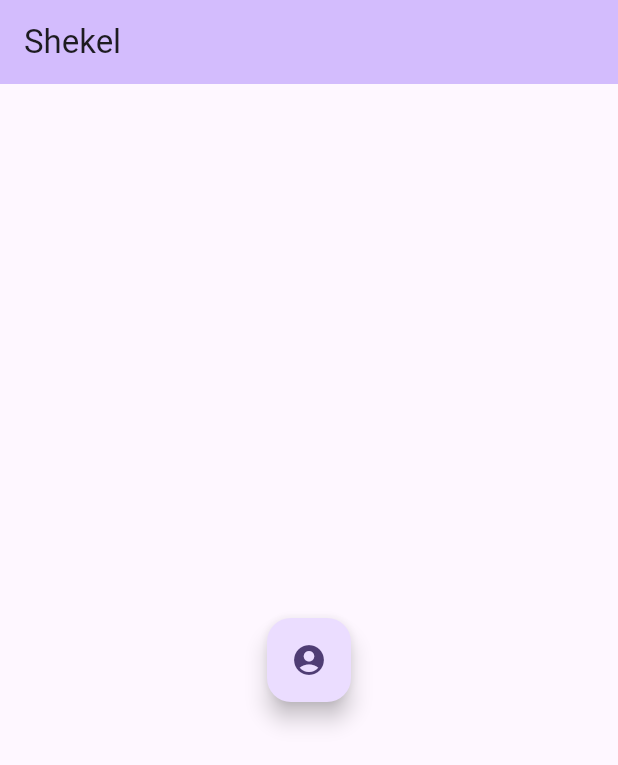
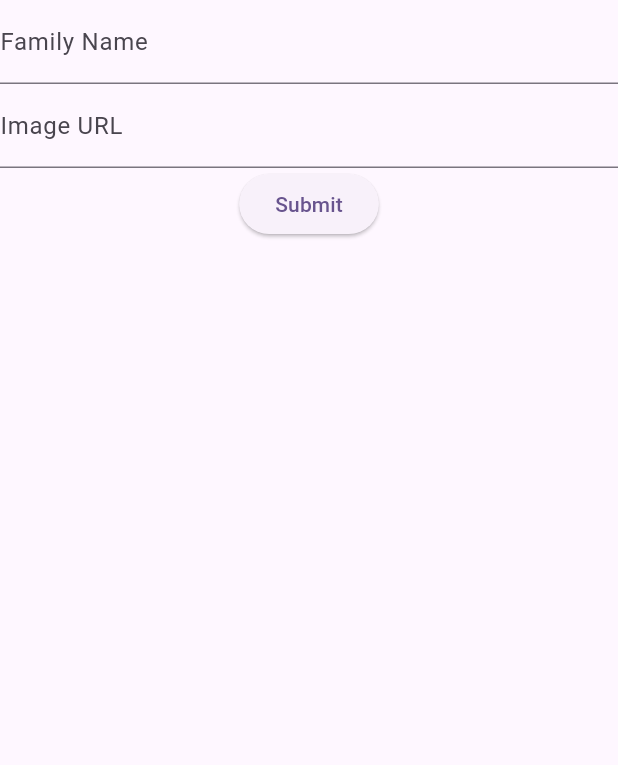
Before and after one commit to asafd1/shekel, a Flutter app: the screen it shows after launch, on a phone screen of 412 x 824 dp. Shown: the top 765 px of the screen. Run offline on Flutter 3.47's test engine with Material 2 defaults, Android fonts, the light colour scheme and no system bars; our stand-ins replace cloud_firestore, firebase_core, shared_preferences; accounts and stored records are empty; generated files the repository leaves out were written again.

Commit message:
Working version
skeleton versions for view/add family

```diff
--- a/lib/main.dart
+++ b/lib/main.dart
@@ -1,18 +1,55 @@
+import 'package:firebase_core/firebase_core.dart';
 import 'package:flutter/material.dart';
+import 'package:shekel/widgets/family_form.dart';
+import 'package:shekel/widgets/family_view.dart';
+
 import 'package:shared_preferences/shared_preferences.dart';
+import 'firebase_options.dart';
+import 'service/default_service.dart';
+import 'util/util.dart';
 
-import 'model/user.dart';
-import 'model/transaction.dart' as shekel;
-import 'service/default_service.dart';
+const familyIdKey = 'familyId';
+const userIdKey = 'userId';
 
 Future<void> main() async {
-  runApp(const MyApp());
+  WidgetsFlutterBinding.ensureInitialized();
+  FirebaseApp app =
+      await Firebase.initializeApp(options: DefaultFirebaseOptions.android);
+
+  var sharedPreferences = await SharedPreferences.getInstance();
+  runApp(AppMain(DefaultService(app), sharedPreferences));
 }
 
-class MyApp extends StatelessWidget {
-  const MyApp({super.key});
+// _loadUser(preferences) {
+//   var userId = preferences.getString('userId');
+//   var familyId = preferences.getString('familyId');
+//   if (userId != null && familyId != null) {
+//     _service.getUser(userId).then((u) => _setUser(u));
+//   }
+// }
 
-  // This widget is the root of your application.
+class AppMain extends StatefulWidget {
+  final DefaultService _service;
+  final SharedPreferences _sharedPreferences;
+
+  const AppMain(this._service, this._sharedPreferences, {super.key});
+
+  @override
+  State<StatefulWidget> createState() {
+    return _AppMainState();
+  }
+}
+
+// create state class for AppMain
+class _AppMainState extends State<AppMain> {
+  String? _familyId;
+
+  @override
+  void initState() {
+    super.initState();
+    _familyId = widget._sharedPreferences.getString(familyIdKey);
+  }
+
   @override
   Widget build(BuildContext context) {
     return MaterialApp(
@@ -36,169 +73,29 @@ class MyApp extends StatelessWidget {
         colorScheme: ColorScheme.fromSeed(seedColor: Colors.deepPurple),
         useMaterial3: true,
       ),
-      home: const MyHomePage(title: 'Shekel'),
+      home: _getHomeWidget(),
     );
   }
-}
 
-class MyHomePage extends StatefulWidget {
-  const MyHomePage({super.key, required this.title});
-
-  // This widget is the home page of your application. It is stateful, meaning
-  // that it has a State object (defined below) that contains fields that affect
-  // how it looks.
-
-  // This class is the configuration for the state. It holds the values (in this
-  // case the title) provided by the parent (in this case the App widget) and
-  // used by the build method of the State. Fields in a Widget subclass are
-  // always marked "final".
-
-  final String title;
-
-  @override
-  State<MyHomePage> createState() => _MyHomePageState();
-}
-
-class _MyHomePageState extends State<MyHomePage> {
-  String? _username;
-  User? _user;
-  List<shekel.Transaction> _transactions = [];
-  final DefaultService _service = DefaultService();
-
-  @override
-  void initState() {
-    super.initState();
-
-    SharedPreferences.getInstance().then((preferences) => _loadUser(preferences));
-  }
-
-  void _showUsernameModal(BuildContext context) async {
-    String? result = await showDialog<String>(
-      context: context,
-      builder: (BuildContext context) {
-        return AlertDialog(
-          title: const Text("Enter Username"),
-          content: TextField(
-            onChanged: (value) {
-              _username = value;
-            },
-          ),
-          actions: [
-            TextButton(
-              onPressed: () {
-                Navigator.pop(context);
-              },
-              child: const Text("Cancel"),
-            ),
-            TextButton(
-              onPressed: () {
-                Navigator.pop(context, _username);
-              },
-              child: const Text("OK"),
-            ),
-          ],
-        );
-      },
-    );
-
-    if (result != null) {
-      _username = result;
-    }
-  }
-
-  _loadUser(preferences) {
-    var userId = preferences.getString('userId');
-    var familyId = preferences.getString('familyId');
-    if (userId != null && familyId != null) {
-      _service.getUser(userId).then((u) => _setUser(u));
-    }
-  }
-
-  // void _login() {
-  //   _service.getUser(userId).then((u) => _setUser(u)
-  // }
-
-  void _setUser(User user) {
+  _createFamily(String name, String? image) {
     setState(() {
-      // This call to setState tells the Flutter framework that something has
-      // changed in this State, which causes it to rerun the build method below
-      // so that the display can reflect the updated values. If we changed
-      // _counter without calling setState(), then the build method would not be
-      // called again, and so nothing would appear to happen.
-      _user = user;
-      _service.getTransactions(user.id, 5).then((t) => _transactions = t);
+      widget._service
+          .createFamily(name, image)
+          .then((family) {
+            widget._sharedPreferences.setString(familyIdKey, family.id);
+            _familyId = family.id;
+          });
     });
   }
 
-  @override
-  Widget build(BuildContext context) {
-    // This method is rerun every time setState is called, for instance as done
-    // by the _incrementCounter method above.
-    //
-    // The Flutter framework has been optimized to make rerunning build methods
-    // fast, so that you can just rebuild anything that needs updating rather
-    // than having to individually change instances of widgets.
-    return Scaffold(
-      appBar: AppBar(
-        // TRY THIS: Try changing the color here to a specific color (to
-        // Colors.amber, perhaps?) and trigger a hot reload to see the AppBar
-        // change color while the other colors stay the same.
-        backgroundColor: Theme.of(context).colorScheme.inversePrimary,
-        // Here we take the value from the MyHomePage object that was created by
-        // the App.build method, and use it to set our appbar title.
-        title: Text(widget.title),
-      ),
-      body: Center(
-        // Center is a layout widget. It takes a single child and positions it
-        // in the middle of the parent.
-        child: Column(
-          // Column is also a layout widget. It takes a list of children and
-          // arranges them vertically. By default, it sizes itself to fit its
-          // children horizontally, and tries to be as tall as its parent.
-          //
-          // Column has various properties to control how it sizes itself and
-          // how it positions its children. Here we use mainAxisAlignment to
-          // center the children vertically; the main axis here is the vertical
-          // axis because Columns are vertical (the cross axis would be
-          // horizontal).
-          //
-          // TRY THIS: Invoke "debug painting" (choose the "Toggle Debug Paint"
-          // action in the IDE, or press "p" in the console), to see the
-          // wireframe for each widget.
-          mainAxisAlignment: MainAxisAlignment.center,
-          children: <Widget>[
-            if (_user != null)
-              Column(
-                children: <Widget>[
-                  Text(
-                    'Welcome ' + '$_username',
-                     style: Theme.of(context).textTheme.headlineMedium,
-                  ),
-                  const Text(
-                    'Your balance:',
-                  ),
-                  Text(
-                    '$_user.balance',
-                    style: Theme.of(context).textTheme.headlineMedium,
-                  ),
-                  const Text(
-                    'Transactions:',
-                  ),
-                  Text(
-                    '$_transactions',
-                    style: Theme.of(context).textTheme.headlineMedium,
-                  ),
-                ],
-              ),
-            if (_user == null)
-              FloatingActionButton(
-                onPressed: () {_showUsernameModal(context);},
-                tooltip: 'Login',
-                child: const Icon(Icons.account_circle),
-            ), // This trailing comma makes auto-formatting nicer for build methods.
-          ],
-        ),
-      ),
-    );
+  Widget _getHomeWidget() {
+    if (_familyId != null) {
+      return loadWidgetAsync(widget._service.getFamily(_familyId!),
+          (family) => FamilyViewWidget(family: family));
+    } else {
+      return FamilyFormWidget(
+        onSubmit: (name, image) => {_createFamily(name, image)},
+      );
+    }
   }
 }
--- a/lib/model/family.dart
+++ b/lib/model/family.dart
@@ -1,38 +1,70 @@
+import 'package:cloud_firestore/cloud_firestore.dart';
+import 'package:shekel/model/user.dart';
 import 'package:uuid/uuid.dart';
 
 class Family {
   late String id;
   String name;
-  String? image;
-  late DateTime createdAt;
-  late DateTime updatedAt;
+  String? imageUrl;
+  List<User> parents = [];
+  List<User> children = [];
+  Timestamp createdAt;
+  Timestamp updatedAt;
 
   Family._(
     this.id,
     this.name,
-    this.image,
+    this.imageUrl,
+    this.parents,
+    this.children,
     this.createdAt,
     this.updatedAt,
   );
 
-  factory Family(String name, String image) {
+  factory Family(String name, String? image) {
     var id = const Uuid().v4();
     var now = DateTime.now();
-    return Family._(id, name, image, now, now);
+    return Family._(
+      id,
+      name,
+      image,
+      [],
+      [],
+      Timestamp.fromDate(now),
+      Timestamp.fromDate(now),
+    );
   }
 
   void update(String newName, String newImage) {
     name = newName;
-    image = newImage;
-    updatedAt = DateTime.now();
+    imageUrl = newImage;
+    updatedAt = Timestamp.fromDate(DateTime.now());
+  }
+
+  void addParent(User parent) {
+    parents.add(parent);
+    updatedAt = Timestamp.fromDate(DateTime.now());
+  }
+
+  void addChild(User child) {
+    children.add(child);
+    updatedAt = Timestamp.fromDate(DateTime.now());
   }
 
   // create factory method to convert json to object of this class
   factory Family.fromJson(Map<String, dynamic> json) {
+    // safely cast from dynamic list to User list
+    List<dynamic> parentsDynamicList = json['parents'];
+    List<User> parents = parentsDynamicList.cast<User>();
+    List<dynamic> childrenDynamicList = json['children'];
+    List<User> children = childrenDynamicList.cast<User>();
+
     return Family._(
       json['id'],
       json['name'],
       json['image'],
+      parents,
+      children,
       json['createdAt'],
       json['updatedAt'],
     );
@@ -42,8 +74,10 @@ class Family {
   Map<String, dynamic> toJson() => {
         "id": id,
         "name": name,
-        "image": image,
-        "created_at": createdAt,
-        "updated_at": updatedAt,
+        "image": imageUrl,
+        "parents": parents,
+        "children": children,
+        "createdAt": createdAt,
+        "updatedAt": updatedAt,
       };
 }
--- a/lib/model/user.dart
+++ b/lib/model/user.dart
@@ -1,3 +1,4 @@
+import 'package:cloud_firestore/cloud_firestore.dart';
 import 'package:uuid/uuid.dart';
 
 enum Role {
@@ -13,10 +14,10 @@ class User {
   String username;
   String firstName;
   String lastName;
-  String image;
+  String? image;
   int balance;
-  DateTime createdAt;
-  DateTime updatedAt;
+  Timestamp createdAt;
+  Timestamp updatedAt;
 
   User._(
     this.id,
@@ -44,8 +45,8 @@ class User {
       lastName,
       image,
       balance,
-      now,
-      now,
+      Timestamp.fromDate(now),
+      Timestamp.fromDate(now),
     );
   }
 
@@ -53,14 +54,14 @@ class User {
     return User._(
       json['id'],
       json['familyId'],
-      json['role'],
+      Role.values.byName(json['role']),
       json['username'],
       json['firstName'],
       json['lastName'],
       json['image'],
       json['balance'],
-      DateTime.parse(json['createdAt']),
-      DateTime.parse(json['updatedAt']),
+      json['createdAt'],
+      json['updatedAt'],
     );
   }
 
@@ -68,13 +69,13 @@ class User {
   Map<String, dynamic> toJson() => {
         "id": id,
         "familyId": familyId,
-        "role": role,
+        "role": role.name,
         "username": username,
         "firstName": firstName,
         "lastName": lastName,
         "image": image,
         "balance": balance,
-        "created_at": createdAt,
-        "updated_at": updatedAt,
+        "createdAt": createdAt,
+        "updatedAt": updatedAt,
   };
 }
--- a/lib/service/default_service.dart
+++ b/lib/service/default_service.dart
@@ -2,19 +2,16 @@ import '../model/user.dart';
 import '../model/family.dart';
 import '../model/transaction.dart' as shekel;
 import 'package:cloud_firestore/cloud_firestore.dart';
-import '../firebase_options.dart';
 import 'package:firebase_core/firebase_core.dart';
+
+import '../util/exceptions.dart';
 
 class DefaultService {
 
   late FirebaseFirestore firestore;
 
-  DefaultService() {
-    // initialize firebase
-    Firebase.initializeApp(options: DefaultFirebaseOptions.android).then((app) => {
-        // Initialize Cloud Firestore.
-        firestore = FirebaseFirestore.instance
-      });
+  DefaultService(FirebaseApp app) {
+    firestore = FirebaseFirestore.instanceFor(app: app);
   }
 
     // // Listen for changes to the data.
@@ -25,13 +22,17 @@ class DefaultService {
     //   }
     // });
 
+  Future<Map<String, dynamic>> docToJson(DocumentReference<Object?> doc) async {
+    return (await doc.get()).data() as Map<String, dynamic>;
+  }
+
+
   // a method to create a family
-  Family createFamily(String name, String image) {
+  Future<Family> createFamily (String name, String? image) async {
     var family = Family(name, image);
 
     CollectionReference families = firestore.collection('families');
-    families.add(family.toJson());
-
+    await families.doc(family.id).set(family.toJson());
     return family;
   }
 
@@ -51,7 +52,11 @@ class DefaultService {
   Future<Family> getFamily(String familyId) async {
     CollectionReference families = firestore.collection('families');
     DocumentSnapshot snapshot = await families.doc(familyId).get();
-    return Family.fromJson(snapshot.data() as Map<String, dynamic>);
+    if (snapshot.exists) {
+      return Family.fromJson(snapshot.data() as Map<String, dynamic>);
+    } else {
+      throw FamilyNotFoundException(familyId);
+    }
   }
 
   // a method to create a transaction
@@ -59,7 +64,7 @@ class DefaultService {
     var transaction = shekel.Transaction(userId, amount);
 
     CollectionReference transactions = firestore.collection('transactions');
-    transactions.add(transaction.toJson());
+    transactions.doc(transaction.id).set(transaction.toJson());
 
     // update user balance
     var user = await getUser(userId);
@@ -82,8 +87,11 @@ class DefaultService {
                   String username,
                   String firstName,
                   String lastName,
-                  String image) {
-    return User(familyId, role, username, firstName, lastName, image);
+                  String? image) {
+    var user = User(familyId, role, username, firstName, lastName, image);
+    CollectionReference users = firestore.collection('users');
+    users.doc(user.id).set(user.toJson());
+    return user;
   }
 
   // a method to remove a user
--- /dev/null
+++ b/lib/util/exceptions.dart
@@ -0,0 +1,4 @@
+class FamilyNotFoundException implements Exception{
+  final String familyId;
+  FamilyNotFoundException(this.familyId);
+}
--- /dev/null
+++ b/lib/widgets/family_form.dart
@@ -0,0 +1,85 @@
+import 'package:flutter/material.dart';
+
+class FamilyFormWidget extends StatefulWidget {
+  final String? initialName;
+  final String? initialImageUrl;
+  final Function(String name, String? imageUrl) onSubmit;
+
+  const FamilyFormWidget({super.key,
+    this.initialName,
+    this.initialImageUrl,
+    required this.onSubmit,
+  });
+
+  @override
+  FamilyFormWidgetState createState() => FamilyFormWidgetState();
+}
+
+class FamilyFormWidgetState extends State<FamilyFormWidget> {
+  final _formKey = GlobalKey<FormState>();
+  late TextEditingController _nameController;
+  late TextEditingController _imageUrlController;
+
+  @override
+  void initState() {
+    super.initState();
+    _nameController = TextEditingController(text: widget.initialName ?? '');
+    _imageUrlController =
+        TextEditingController(text: widget.initialImageUrl);
+  }
+
+  _isValidUrl(String url) {
+    return Uri.parse(url).isAbsolute;
+  }
+
+  @override
+  Widget build(BuildContext context) {
+    return Scaffold(
+      body: Form(
+        key: _formKey,
+        child: Column(
+          children: [
+            TextFormField(
+              controller: _nameController,
+              decoration: const InputDecoration(labelText: 'Family Name'),
+              validator: (value) {
+                if (value == null || value.isEmpty) {
+                  return 'Please enter a family name';
+                }
+                return null;
+              },
+            ),
+            TextFormField(
+              controller: _imageUrlController,
+              decoration: const InputDecoration(labelText: 'Image URL'),
+              validator: (value) {
+                if (value != null && value.isNotEmpty && !_isValidUrl(value)) {
+                  return 'Please enter a valid URL';
+                }
+                return null;
+              },
+            ),
+            ElevatedButton(
+              onPressed: () {
+                if (_formKey.currentState!.validate()) {
+                  widget.onSubmit(
+                    _nameController.text,
+                    _imageUrlController.text.trim().isEmpty ? null : _imageUrlController.text,
+                  );
+                }
+              },
+              child: const Text('Submit'),
+            ),
+          ],
+        ),
+      )
+    );
+  }
+
+  @override
+  void dispose() {
+    _nameController.dispose();
+    _imageUrlController.dispose();
+    super.dispose();
+  }
+}
--- a/pubspec.yaml
+++ b/pubspec.yaml
@@ -51,6 +51,7 @@ dev_dependencies:
   # package. See that file for information about deactivating specific lint
   # rules and activating additional ones.
   flutter_lints: ^2.0.0
+  mockito: ^5.4.2
 
 # For information on the generic Dart part of this file, see the
 # following page: https://dart.dev/tools/pub/pubspec
```
Also changed, not shown: lib/util/util.dart (added, +22 -0 lines), lib/widgets/children_list.dart (added, +44 -0 lines), lib/widgets/family_view.dart (added, +54 -0 lines), lib/widgets/user_tile.dart (added, +55 -0 lines), 1 other file.
